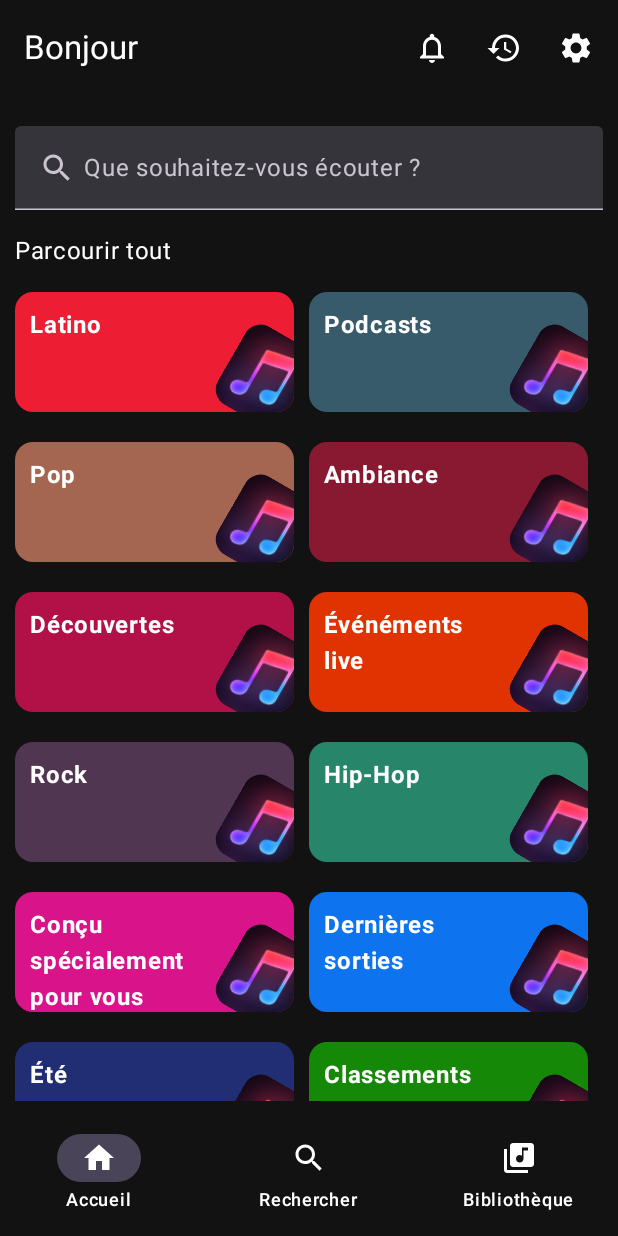
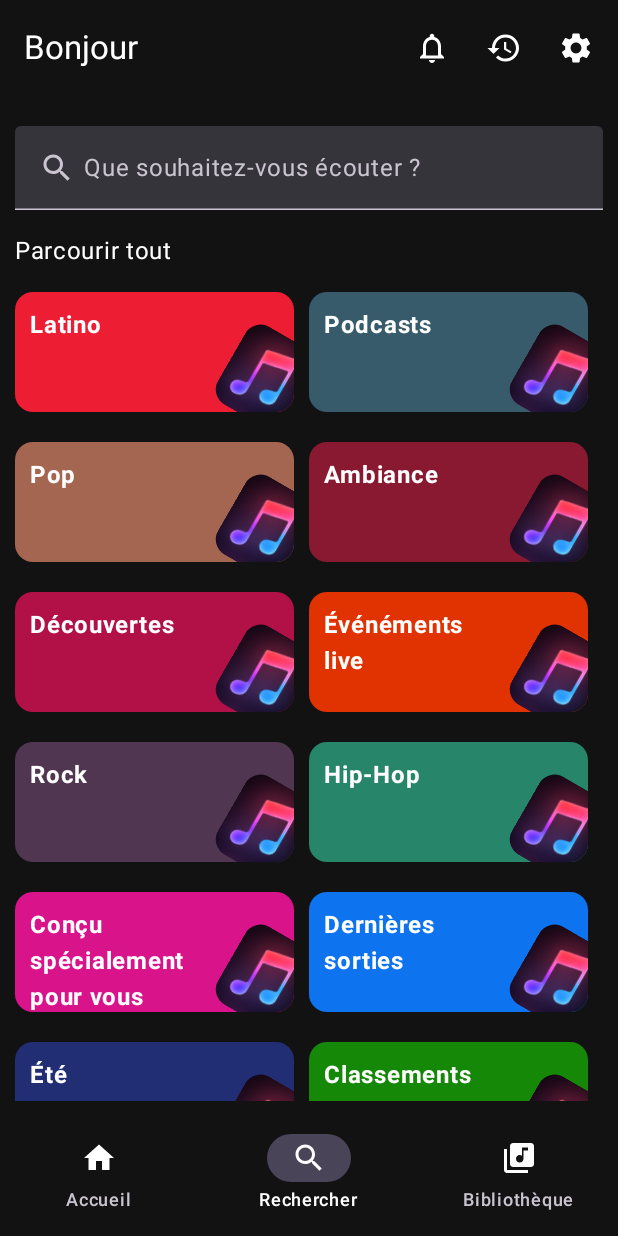
Before and after one commit to Valentin-har/AndroidMobile, an Android app built with Jetpack Compose: the Home screen opened through its navigation route, item 2 of the bottom bar chosen, on a phone screen of 412 x 824 dp. Run offline under Robolectric (Android 15) with nearby library versions, the phone set to English and light mode, and no system bars; our stand-ins replace Firebase (no records; nobody signed in at launch, a user with empty details on screens opened directly); pictures from the network do not load.

Commit message:
home name

```diff
--- a/app/src/main/java/com/example/learningapp/ui/screen/Home.kt
+++ b/app/src/main/java/com/example/learningapp/ui/screen/Home.kt
@@ -16,6 +16,7 @@ import androidx.compose.material3.Text
 import androidx.compose.material3.TopAppBar
 import androidx.compose.material3.TopAppBarDefaults
 import androidx.compose.runtime.Composable
+import androidx.compose.runtime.mutableStateOf
 import androidx.compose.runtime.remember
 import androidx.compose.ui.Modifier
 import androidx.compose.ui.graphics.Color
@@ -24,16 +25,48 @@ import androidx.navigation.compose.NavHost
 import androidx.navigation.compose.composable
 import androidx.navigation.compose.rememberNavController
 import com.example.learningapp.R
+import com.google.firebase.auth.ktx.auth
+import com.google.firebase.ktx.Firebase
 
 
 @OptIn(ExperimentalMaterial3Api::class)
 @Composable
 fun Home(){
+
+    var homeSelect=remember{
+        mutableStateOf<Int>(1)
+    }
+    var searchSelect=remember{
+        mutableStateOf<Int>(0)
+    }
+    var biblioSelect=remember{
+        mutableStateOf<Int>(0)
+    }
+    val firebaseAuth = Firebase.auth;
+    fun changeSelect(name:String){
+        when(name){
+            "home"-> {
+                homeSelect.value=1
+                searchSelect.value=0
+                biblioSelect.value=0
+            }
+            "search"->{
+                homeSelect.value=0
+                searchSelect.value=1
+                biblioSelect.value=0
+            }
+            "biblio"->{
+                homeSelect.value=0
+                searchSelect.value=0
+                biblioSelect.value=1
+            }
+        }
+    }
     val navController = rememberNavController();
     Scaffold(
         topBar = {
             TopAppBar(
-                title = { Text(text = "Bonjour", color = MaterialTheme.colorScheme.onPrimary) },
+                title = { Text(text = "Bonjour "+firebaseAuth.currentUser?.email!!.split('@')[0], color = MaterialTheme.colorScheme.onPrimary) },
                 colors = TopAppBarDefaults.smallTopAppBarColors(
                     titleContentColor = MaterialTheme.colorScheme.primary,
                     containerColor = MaterialTheme.colorScheme.primary,
@@ -73,8 +106,9 @@ fun Home(){
                     colors = NavigationBarItemDefaults.colors(
                         selectedTextColor = Color.White
                     ),
-                    selected = true,
+                    selected = homeSelect.value==1,
                     onClick = {
+                        changeSelect("home")
                         navController.navigate("home")
                     },
                     label = { Text(text = "Accueil") },
@@ -86,11 +120,11 @@ fun Home(){
                     })
                 NavigationBarItem(
                     colors = NavigationBarItemDefaults.colors(
-                        selectedTextColor = Color.White,
-                        indicatorColor = Color.Transparent
+                        selectedTextColor = Color.White
                     ),
-                    selected = true,
+                    selected = searchSelect.value==1,
                     onClick = {
+                        changeSelect("search")
                         navController.navigate("search")
                     },
                     label = { Text(text = "Rechercher") },
@@ -102,11 +136,11 @@ fun Home(){
                     })
                 NavigationBarItem(
                     colors = NavigationBarItemDefaults.colors(
-                        selectedTextColor = Color.White,
-                        indicatorColor = Color.Transparent
+                        selectedTextColor = Color.White
                     ),
-                    selected = true,
+                    selected = biblioSelect.value==1,
                     onClick = {
+                        changeSelect("biblio")
                         navController.navigate("library")
                     },
                     label = { Text(text = "Bibliothèque") },
@@ -121,7 +155,9 @@ fun Home(){
     ) {
         NavHost(navController = navController, startDestination ="home", modifier = Modifier.padding(it)) {
             composable("home") {
+
                 Main()
+
             }
             composable("search") {
                 Search()
--- a/app/src/main/java/com/example/learningapp/ui/screen/Register.kt
+++ b/app/src/main/java/com/example/learningapp/ui/screen/Register.kt
@@ -69,6 +69,8 @@ fun Register( _snackBar:SnackbarHostState,navController: NavHostController) {
             verticalArrangement = Arrangement.Center,
             horizontalAlignment = Alignment.CenterHorizontally
         ) {
+
+            Text(text = "Enregistrer")
             IconButton(onClick = { }) {
                 Icon(
                     painter = painterResource(id = R.drawable.ic_signin), contentDescription = ""
--- a/app/src/main/java/com/example/learningapp/ui/screen/login.kt
+++ b/app/src/main/java/com/example/learningapp/ui/screen/login.kt
@@ -63,6 +63,7 @@ fun Login(_snackBar:SnackbarHostState, navController: NavHostController) {
         verticalArrangement = Arrangement.Center,
         horizontalAlignment = Alignment.CenterHorizontally
     ) {
+        Text(text = "Connection")
         IconButton(onClick = { }) {
             Icon(
                 painter = painterResource(id = R.drawable.ic_signin),
```
